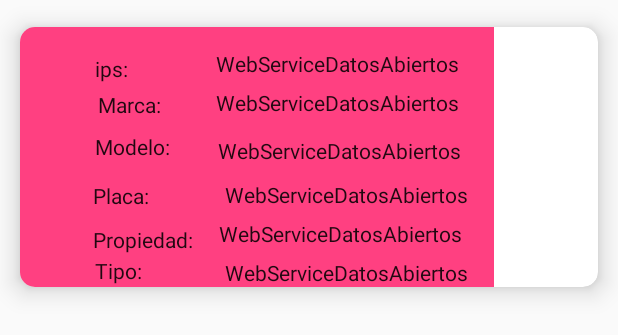
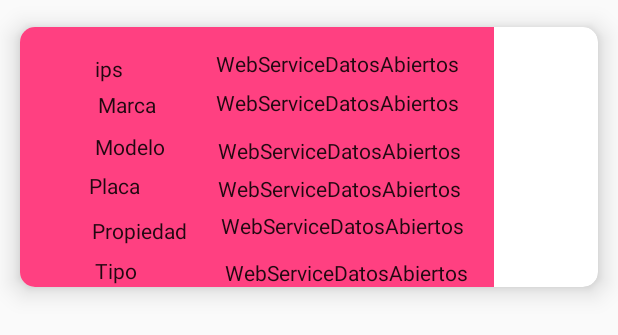
Before and after one commit to carmhernandez/Retrofit, an Android app: the layout item_gov.xml on its own in the app's theme, with its tools: preview values and no code run, on a phone screen of 412 x 824 dp. Shown: the top 335 px of the screen. Run offline under Robolectric (Android 15) with nearby library versions, the phone set to English and light mode, and no system bars.

```diff
--- a/app/src/main/res/layout/item_gov.xml
+++ b/app/src/main/res/layout/item_gov.xml
@@ -33,7 +33,7 @@ card_view:cardUseCompatPadding="true">
             android:layout_height="wrap_content"
             android:layout_x="50dp"
             android:layout_y="18dp"
-            android:text="ips:"
+            android:text="@string/ips"
             android:textAppearance="@style/TextAppearance.AppCompat.Body1" />
 
         <TextView
@@ -42,7 +42,7 @@ card_view:cardUseCompatPadding="true">
             android:layout_height="wrap_content"
             android:layout_x="52dp"
             android:layout_y="42dp"
-            android:text="Marca:"
+            android:text="@string/Marca"
             android:textAppearance="@style/TextAppearance.AppCompat.Body1" />
 
         <TextView
@@ -60,7 +60,7 @@ card_view:cardUseCompatPadding="true">
             android:layout_height="wrap_content"
             android:layout_x="50dp"
             android:layout_y="70dp"
-            android:text="Modelo:"
+            android:text="@string/Modelo"
             android:textAppearance="@style/TextAppearance.AppCompat.Body1" />
 
         <TextView
@@ -69,15 +69,6 @@ card_view:cardUseCompatPadding="true">
             android:layout_height="wrap_content"
             android:layout_x="132dp"
             android:layout_y="73dp"
-            android:text="@string/app_name"
-            android:textAppearance="@style/TextAppearance.AppCompat" />
-
-        <TextView
-            android:id="@+id/propiedad"
-            android:layout_width="174dp"
-            android:layout_height="wrap_content"
-            android:layout_x="133dp"
-            android:layout_y="128dp"
             android:text="@string/app_name"
             android:textAppearance="@style/TextAppearance.AppCompat" />
 
@@ -91,40 +82,49 @@ card_view:cardUseCompatPadding="true">
             android:textAppearance="@style/TextAppearance.AppCompat" />
 
         <TextView
-            android:id="@+id/placa"
-            android:layout_width="177dp"
+            android:id="@+id/tip"
+            android:layout_width="wrap_content"
             android:layout_height="wrap_content"
-            android:layout_x="137dp"
-            android:layout_y="102dp"
-            android:text="@string/app_name"
-            android:textAppearance="@style/TextAppearance.AppCompat" />
+            android:layout_x="50dp"
+            android:layout_y="153dp"
+            android:text="@string/Tipo"
+            android:textAppearance="@style/TextAppearance.AppCompat.Body1" />
 
         <TextView
             android:id="@+id/pla"
             android:layout_width="62dp"
             android:layout_height="wrap_content"
-            android:layout_x="49dp"
-            android:layout_y="103dp"
-            android:text="Placa:"
+            android:layout_x="46dp"
+            android:layout_y="96dp"
+            android:text="@string/Placa"
             android:textAppearance="@style/TextAppearance.AppCompat.Body1" />
 
         <TextView
             android:id="@+id/pro"
             android:layout_width="wrap_content"
             android:layout_height="wrap_content"
-            android:layout_x="49dp"
-            android:layout_y="132dp"
-            android:text="Propiedad:"
+            android:layout_x="48dp"
+            android:layout_y="126dp"
+            android:text="@string/Propiedad"
             android:textAppearance="@style/TextAppearance.AppCompat.Body1" />
 
         <TextView
-            android:id="@+id/tip"
-            android:layout_width="wrap_content"
+            android:id="@+id/propiedad"
+            android:layout_width="174dp"
             android:layout_height="wrap_content"
-            android:layout_x="50dp"
-            android:layout_y="153dp"
-            android:text="Tipo:"
-            android:textAppearance="@style/TextAppearance.AppCompat.Body1" />
+            android:layout_x="134dp"
+            android:layout_y="123dp"
+            android:text="@string/app_name"
+            android:textAppearance="@style/TextAppearance.AppCompat" />
+
+        <TextView
+            android:id="@+id/placa"
+            android:layout_width="177dp"
+            android:layout_height="wrap_content"
+            android:layout_x="132dp"
+            android:layout_y="98dp"
+            android:text="@string/app_name"
+            android:textAppearance="@style/TextAppearance.AppCompat" />
 
 
     </AbsoluteLayout>
--- a/app/src/main/res/values/strings.xml
+++ b/app/src/main/res/values/strings.xml
@@ -1,3 +1,11 @@
 <resources>
     <string name="app_name">WebServiceDatosAbiertos</string>
+    <string name="ips">ips</string>
+    <string name="Marca">Marca</string>
+    <string name="Modelo">Modelo</string>
+    <string name="acerca">Acerca de</string>
+    <string name="regresar">Regresar</string>
+    <string name="Placa">Placa</string>
+    <string name="Propiedad">Propiedad</string>
+    <string name="Tipo">Tipo</string>
 </resources>
```
Also changed, not shown: 1 other file.
